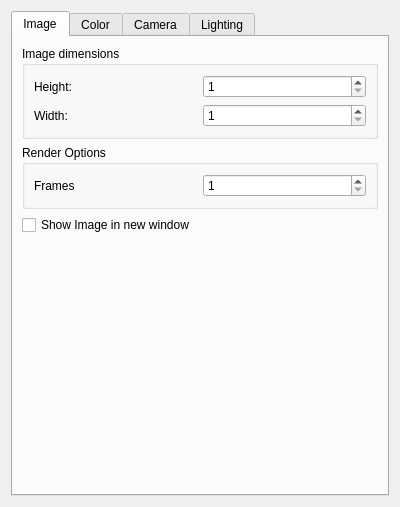
Old version of the form src/Interface/Modules/Visualization/InterfaceWithOspray.ui in the repository SCIInstitute/SCIRun.
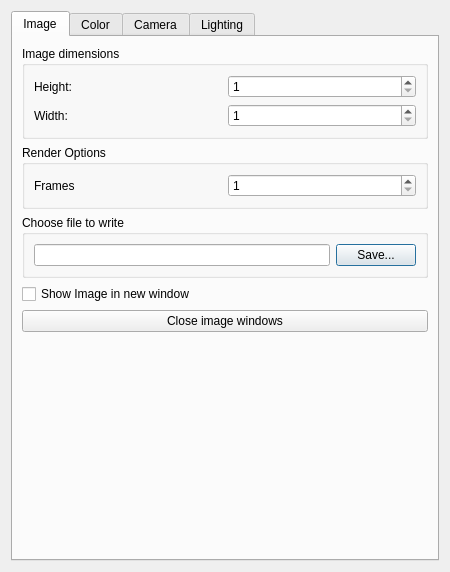
New version of the form.

```diff
--- a/src/Interface/Modules/Visualization/InterfaceWithOspray.ui
+++ b/src/Interface/Modules/Visualization/InterfaceWithOspray.ui
@@ -6,8 +6,8 @@
    <rect>
     <x>0</x>
     <y>0</y>
-    <width>400</width>
-    <height>507</height>
+    <width>450</width>
+    <height>572</height>
    </rect>
   </property>
   <property name="sizePolicy">
@@ -18,8 +18,8 @@
   </property>
   <property name="minimumSize">
    <size>
-    <width>400</width>
-    <height>507</height>
+    <width>450</width>
+    <height>572</height>
    </size>
   </property>
   <property name="windowTitle">
@@ -35,8 +35,21 @@
       <attribute name="title">
        <string>Image</string>
       </attribute>
-      <layout class="QVBoxLayout" name="verticalLayout">
-       <item>
+      <layout class="QGridLayout" name="gridLayout_12">
+       <item row="5" column="0">
+        <spacer name="verticalSpacer">
+         <property name="orientation">
+          <enum>Qt::Vertical</enum>
+         </property>
+         <property name="sizeHint" stdset="0">
+          <size>
+           <width>20</width>
+           <height>40</height>
+          </size>
+         </property>
+        </spacer>
+       </item>
+       <item row="0" column="0">
         <widget class="QGroupBox" name="groupBox_6">
          <property name="title">
           <string>Image dimensions</string>
@@ -79,7 +92,42 @@
          </layout>
         </widget>
        </item>
+       <item row="2" column="0">
+        <widget class="QGroupBox" name="groupBox_3">
+         <property name="title">
+          <string>Choose file to write</string>
+         </property>
+         <layout class="QHBoxLayout" name="horizontalLayout">
        <item>
+           <widget class="QLineEdit" name="fileNameLineEdit_">
+            <property name="minimumSize">
+             <size>
+              <width>0</width>
+              <height>22</height>
+             </size>
+            </property>
+            <property name="dragEnabled">
+             <bool>false</bool>
+            </property>
+            <property name="readOnly">
+             <bool>false</bool>
+            </property>
+           </widget>
+          </item>
+          <item>
+           <widget class="QPushButton" name="saveFileButton_">
+            <property name="text">
+             <string>Save...</string>
+            </property>
+            <property name="checkable">
+             <bool>false</bool>
+            </property>
+           </widget>
+          </item>
+         </layout>
+        </widget>
+       </item>
+       <item row="1" column="0">
         <widget class="QGroupBox" name="groupBox_7">
          <property name="title">
           <string>Render Options</string>
@@ -105,25 +153,19 @@
          </layout>
         </widget>
        </item>
-       <item>
+       <item row="3" column="0">
         <widget class="QCheckBox" name="showImageCheckBox_">
          <property name="text">
           <string>Show Image in new window</string>
          </property>
         </widget>
        </item>
-       <item>
-        <spacer name="verticalSpacer">
-         <property name="orientation">
-          <enum>Qt::Vertical</enum>
+       <item row="4" column="0">
+        <widget class="QPushButton" name="closeImageWindowsPushButton_">
+         <property name="text">
+          <string>Close image windows</string>
          </property>
-         <property name="sizeHint" stdset="0">
-          <size>
-           <width>20</width>
-           <height>40</height>
-          </size>
-         </property>
-        </spacer>
+        </widget>
        </item>
       </layout>
      </widget>
@@ -417,7 +459,7 @@
         </widget>
        </item>
        <item>
-        <widget class="QGroupBox" name="groupBox_3">
+        <widget class="QGroupBox" name="groupBox_11">
          <property name="title">
           <string>Camera View</string>
          </property>
```
Left out of the diff: 31 changed lines with no effect on the pictures. Lines whose indentation alone changed are shown as unchanged.
